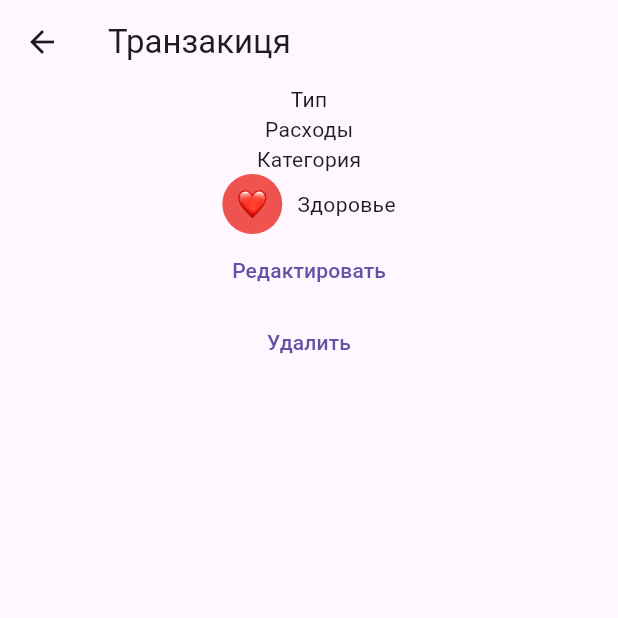
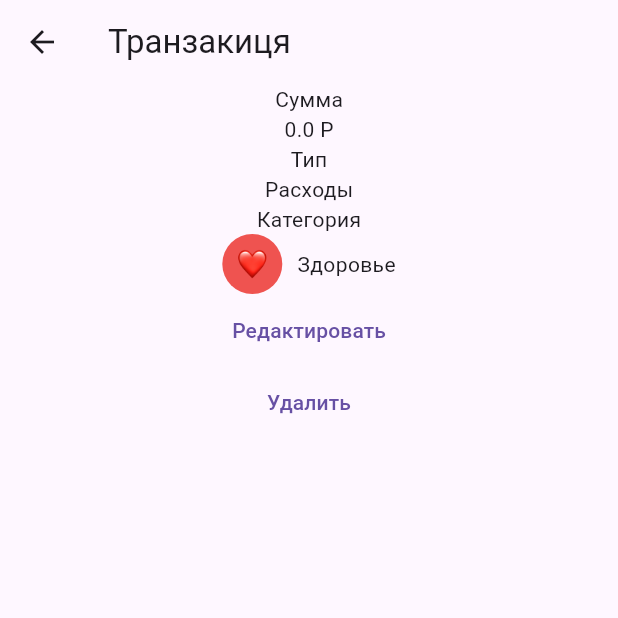
Before and after one commit to levmorgot/otlozhka, a Flutter app: the TransactionPage screen opened directly with sample values from the repository, on a phone screen of 412 x 824 dp, the top half of it. Run offline on Flutter 3.47's test engine with Material 3 defaults, Android fonts, the phone set to English and light mode, and no system bars; our stand-ins replace auto_route, dartz, equatable, flutter_bloc, gap, get_it and 3 more; accounts and stored records are empty.

Commit message:
small fixes

```diff
--- a/lib/features/transactions/presentation/bloc/transaction_categories_bloc/transaction_categories_bloc.dart
+++ b/lib/features/transactions/presentation/bloc/transaction_categories_bloc/transaction_categories_bloc.dart
@@ -12,7 +12,7 @@ import 'package:otlozhka/features/transactions/domain/usecases/transactions_cate
 import 'package:otlozhka/features/transactions/presentation/bloc/transaction_categories_bloc/transaction_categories_event.dart';
 import 'package:otlozhka/features/transactions/presentation/bloc/transaction_categories_bloc/transaction_categories_state.dart';
 
-@LazySingleton()
+@Injectable()
 class TransactionCategoriesBloc extends Bloc<TransactionCategoriesEvent, TransactionCategoriesState> {
   final AddTransactionCategory addTransactionCategory;
   final ChangeTransactionCategory changeTransactionCategory;
--- a/lib/features/transactions/presentation/bloc/transactions_bloc/transactions_bloc.dart
+++ b/lib/features/transactions/presentation/bloc/transactions_bloc/transactions_bloc.dart
@@ -11,7 +11,7 @@ import 'package:otlozhka/features/transactions/domain/usecases/transactions/get_
 import 'package:otlozhka/features/transactions/presentation/bloc/transactions_bloc/transactions_event.dart';
 import 'package:otlozhka/features/transactions/presentation/bloc/transactions_bloc/transactions_state.dart';
 
-@LazySingleton()
+@Injectable()
 class TransactionsBloc extends Bloc<TransactionsEvent, TransactionsState> {
   final AddTransaction addTransaction;
   final ChangeTransaction changeTransaction;
--- a/lib/features/transactions/presentation/pages/transaction_page.dart
+++ b/lib/features/transactions/presentation/pages/transaction_page.dart
@@ -26,6 +26,8 @@ class TransactionPage extends StatelessWidget {
           ),
           body: Column(
             children: [
+              const Text('Сумма'),
+              Text('${transaction.amount} Р'),
               const Text('Тип'),
               Text(category.type == TransactionType.income ? 'Доходы' : 'Расходы'),
               const Text('Категория'),
--- a/lib/routes/main/main_router.dart
+++ b/lib/routes/main/main_router.dart
@@ -6,7 +6,6 @@ import '../router.gr.dart';
 
 final mainRouter = AutoRoute(
   page: MainWrapperRoute.page,
-  initial: true,
   children: [
     transactionsRouter,
     transactionCategoriesRouter,
--- a/lib/routes/major/major_router.dart
+++ b/lib/routes/major/major_router.dart
@@ -7,6 +7,7 @@ final majorRouter = AutoRoute(
   page: MajorWrapper.page,
   initial: true,
   children: [
+    AutoRoute(page: MajorRoute.page, initial: true),
     mainRouter,
   ],
 );
--- a/lib/routes/major/major_wrapper.dart
+++ b/lib/routes/major/major_wrapper.dart
@@ -6,10 +6,10 @@ import 'package:otlozhka/features/transactions/presentation/bloc/transaction_cat
 import 'package:otlozhka/features/transactions/presentation/bloc/transactions_bloc/transactions_bloc.dart';
 import 'package:otlozhka/features/transactions/presentation/bloc/transactions_bloc/transactions_event.dart';
 import 'package:flutter_bloc/flutter_bloc.dart';
+
 @RoutePage()
 class MajorWrapper extends StatelessWidget implements AutoRouteWrapper {
   const MajorWrapper({super.key});
-
 
   @override
   Widget build(BuildContext context) {
--- a/lib/routes/router.dart
+++ b/lib/routes/router.dart
@@ -1,16 +1,12 @@
 import 'package:auto_route/auto_route.dart';
-import 'package:injectable/injectable.dart';
 
 import 'major/major_router.dart';
 import 'router.gr.dart';
 
-@Singleton()
 @AutoRouterConfig()
 class AppRouter extends $AppRouter {
   @override
   List<AutoRoute> get routes => [
         majorRouter,
-        AutoRoute(page: TransactionRoute.page),
-        AutoRoute(page: TransactionCategoryRoute.page),
       ];
 }
--- a/pubspec.yaml
+++ b/pubspec.yaml
@@ -47,6 +47,7 @@ dependencies:
   gap: ^3.0.1
   provider: ^6.1.2
   intl: ^0.19.0
+  fl_chart: ^0.68.0
 
 
 
```
Also changed, not shown: lib/routes/main/main_wrapper.dart (+10 -14 lines), lib/routes/major/major.dart (added, +22 -0 lines), lib/core/injectable/injectable_init.config.dart, lib/routes/router.gr.dart, pubspec.lock.
